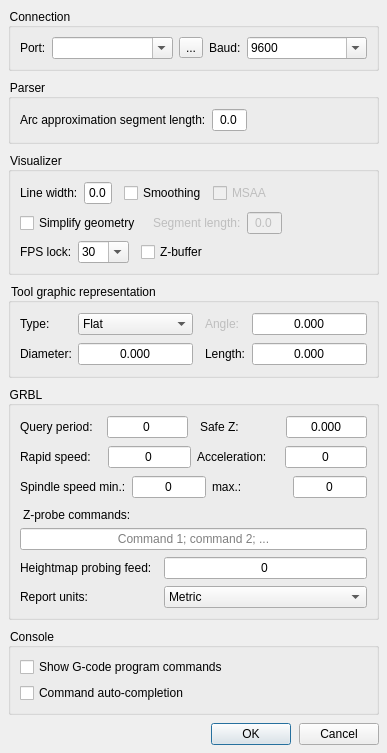
Before: the Qt Designer form frmsettings.ui in Denvi/Candle, drawn with Qt 5.
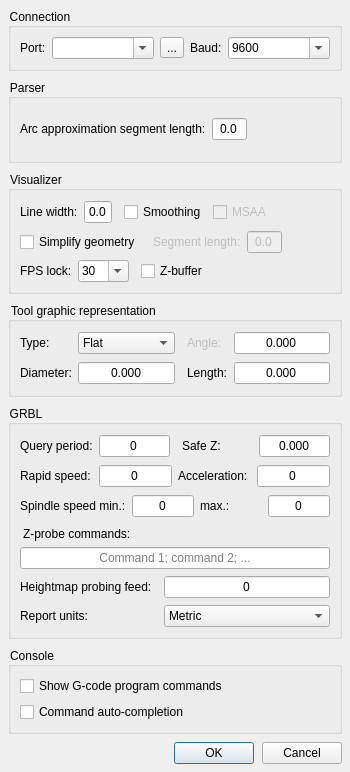
After: the same form once the commit is applied. Icons and pictures are not drawn.

```diff
--- a/frmsettings.ui
+++ b/frmsettings.ui
@@ -6,8 +6,8 @@
    <rect>
     <x>0</x>
     <y>0</y>
-    <width>387</width>
-    <height>548</height>
+    <width>350</width>
+    <height>772</height>
    </rect>
   </property>
   <property name="windowTitle">
```
Left out of the diff: 4 changed lines with no effect on the pictures.
